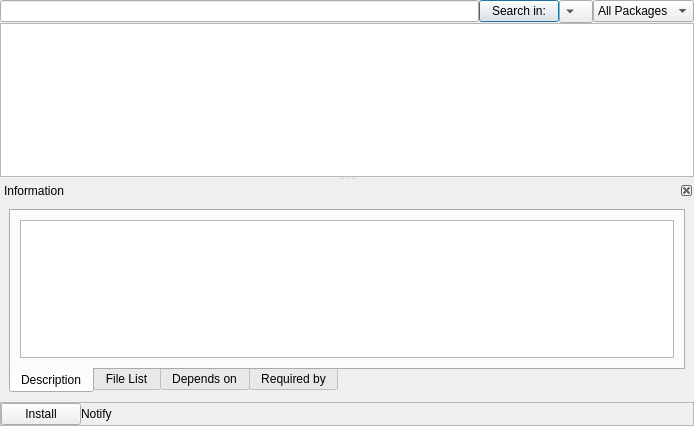
First picture: the form in gui/ui/AddRm/PkAddRm.ui, repository freedesktop-unofficial-mirror/packagekit__PackageKit-Qt, before the edit.
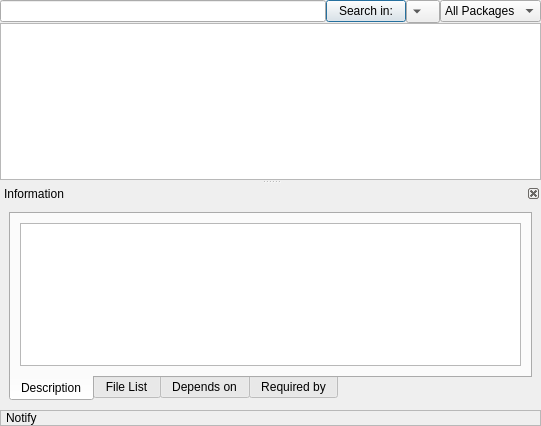
Second picture: the form after the edit. Custom widgets are drawn as their Qt base class.

```diff
--- a/gui/ui/AddRm/PkAddRm.ui
+++ b/gui/ui/AddRm/PkAddRm.ui
@@ -5,7 +5,7 @@
    <rect>
     <x>0</x>
     <y>0</y>
-    <width>694</width>
+    <width>541</width>
     <height>426</height>
    </rect>
   </property>
@@ -88,6 +88,12 @@
         <verstretch>0</verstretch>
        </sizepolicy>
       </property>
+      <property name="minimumSize" >
+       <size>
+        <width>300</width>
+        <height>0</height>
+       </size>
+      </property>
       <property name="sizeIncrement" >
        <size>
         <width>0</width>
@@ -126,10 +132,10 @@
       <widget class="QWidget" name="dockWidgetContents" >
        <property name="geometry" >
         <rect>
-         <x>2</x>
+         <x>4</x>
          <y>22</y>
-         <width>690</width>
-         <height>183</height>
+         <width>533</width>
+         <height>191</height>
         </rect>
        </property>
        <layout class="QGridLayout" name="gridLayout_2" >
@@ -161,8 +167,8 @@
             <rect>
              <x>0</x>
              <y>0</y>
-             <width>670</width>
-             <height>135</height>
+             <width>513</width>
+             <height>146</height>
             </rect>
            </property>
            <attribute name="title" >
@@ -279,31 +285,6 @@
        <number>0</number>
       </property>
       <item row="0" column="0" >
-       <widget class="QPushButton" name="actionPB" >
-        <property name="sizePolicy" >
-         <sizepolicy vsizetype="Fixed" hsizetype="Fixed" >
-          <horstretch>0</horstretch>
-          <verstretch>0</verstretch>
-         </sizepolicy>
-        </property>
-        <property name="minimumSize" >
-         <size>
-          <width>80</width>
-          <height>0</height>
-         </size>
-        </property>
-        <property name="maximumSize" >
-         <size>
-          <width>80</width>
-          <height>16777215</height>
-         </size>
-        </property>
-        <property name="text" >
-         <string>Install</string>
-        </property>
-       </widget>
-      </item>
-      <item row="0" column="1" >
        <widget class="QLabel" name="notifyL" >
         <property name="sizePolicy" >
          <sizepolicy vsizetype="Preferred" hsizetype="Expanding" >
@@ -317,6 +298,12 @@
         <property name="text" >
          <string>Notify</string>
         </property>
+        <property name="wordWrap" >
+         <bool>true</bool>
+        </property>
+        <property name="indent" >
+         <number>5</number>
+        </property>
        </widget>
       </item>
      </layout>
```
Left out of the diff: 12 changed lines with no effect on the pictures.
